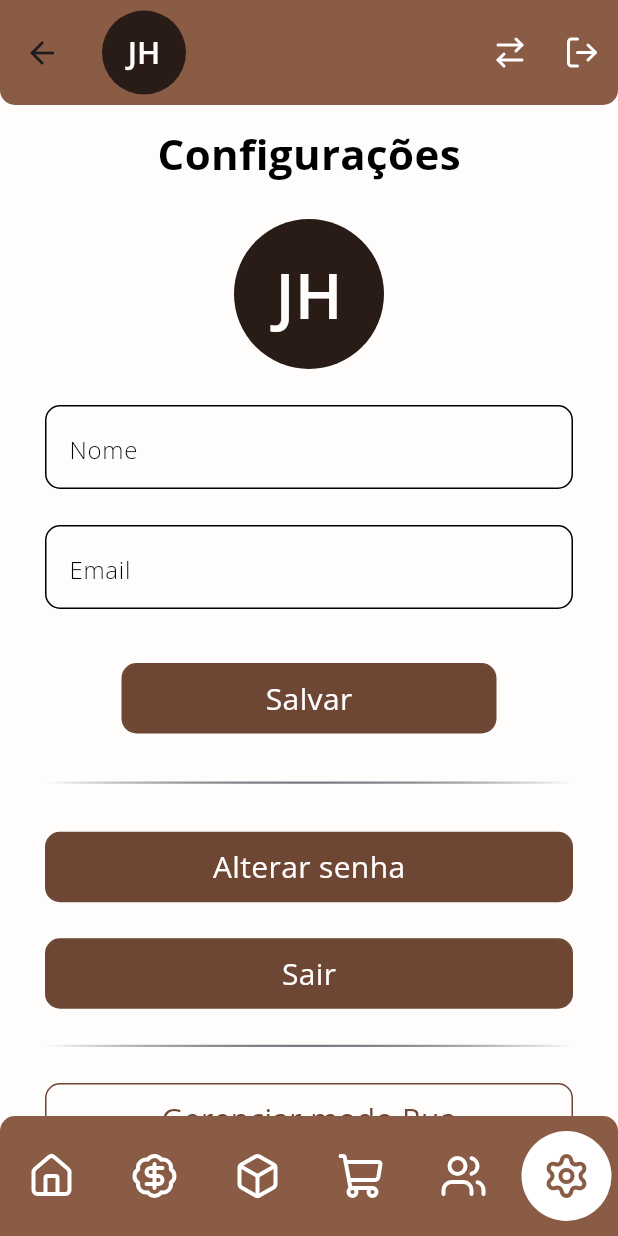
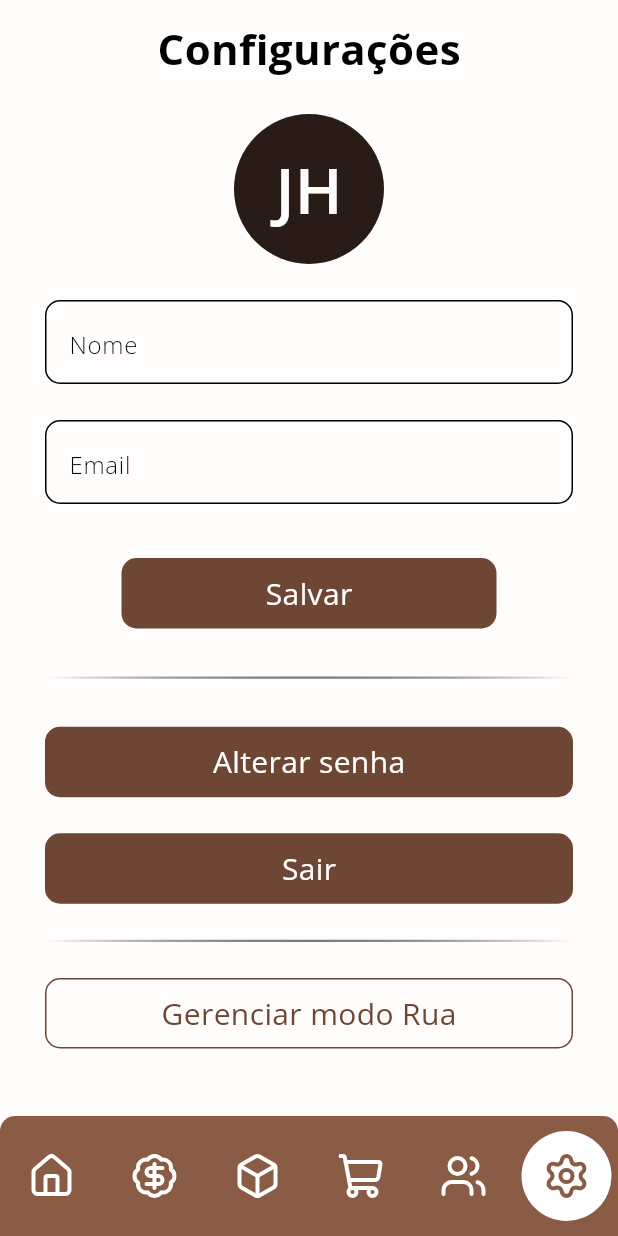
Before and after one commit to Jhyea026/trufapp, a Flutter app: the HomePage screen opened by its route, item 6 of the bottom bar chosen, on a phone screen of 412 x 824 dp. Run offline on Flutter 3.47's test engine with Material 3 defaults, Android fonts, the phone set to English and light mode, and no system bars; drawn by our look-alikes of easy_rich_text; our stand-ins replace flutter_lucide, get.

Commit message:
feat: escondendo appBar na tela de configurações

```diff
--- a/lib/app/pages/home/home_controller.dart
+++ b/lib/app/pages/home/home_controller.dart
@@ -11,11 +11,12 @@ import 'package:trufapp/app/pages/settings/settings_pages.dart';
 class HomeController extends GetxController {
   RxBool carregando = false.obs;
   RxInt abaSelecionada = 0.obs;
+
   RxList<ItensMenuModel> itensMenu = [
     ItensMenuModel(
       chave: "home",
       icone: LucideIcons.house,
-      tela: Center(child: DashboardPage()),
+      tela: DashboardPage(),
     ),
     ItensMenuModel(
       chave: "vendas",
@@ -64,6 +65,8 @@ class HomeController extends GetxController {
     update();
   }
 
+  ItensMenuModel get itemAtual => itensMenu[abaSelecionada.value];
+
   void sair() {
     Get.offAllNamed(Routes.initial);
   }
--- a/lib/app/pages/home/home_page.dart
+++ b/lib/app/pages/home/home_page.dart
@@ -17,12 +17,17 @@ class HomePage extends StatelessWidget {
     return GetBuilder<HomeController>(
       init: HomeController(),
       builder: (homeController) {
+        final isConfig = homeController.itemAtual.chave == "configuracoes";
         return Scaffold(
           backgroundColor: AppColors.lightMocha10,
-          appBar: AppBar(
+          appBar: isConfig
+              ? null
+              : AppBar(
                   toolbarHeight: 70,
                   shape: const RoundedRectangleBorder(
-              borderRadius: BorderRadius.vertical(bottom: Radius.circular(10)),
+                    borderRadius: BorderRadius.vertical(
+                      bottom: Radius.circular(10),
+                    ),
                   ),
                   titleSpacing: 0,
                   title: Padding(
@@ -101,18 +106,14 @@ class HomePage extends StatelessWidget {
                             homeController.itensMenu.length,
                             (index) {
                               return CustomIconButtonNavigation(
-                                onTap: () =>
-                                    homeController.mudarAbas(index),
-                                icone:
-                                    homeController.itensMenu[index].icone,
+                                onTap: () => homeController.mudarAbas(index),
+                                icone: homeController.itensMenu[index].icone,
                                 corIcone:
-                                    homeController.abaSelecionada.value ==
-                                        index
+                                    homeController.abaSelecionada.value == index
                                     ? AppColors.darkMocha410
                                     : Colors.white,
                                 cor:
-                                    homeController.abaSelecionada.value ==
-                                        index
+                                    homeController.abaSelecionada.value == index
                                     ? Colors.white
                                     : Colors.transparent,
                               );
```
Lines whose indentation alone changed are shown as unchanged.
